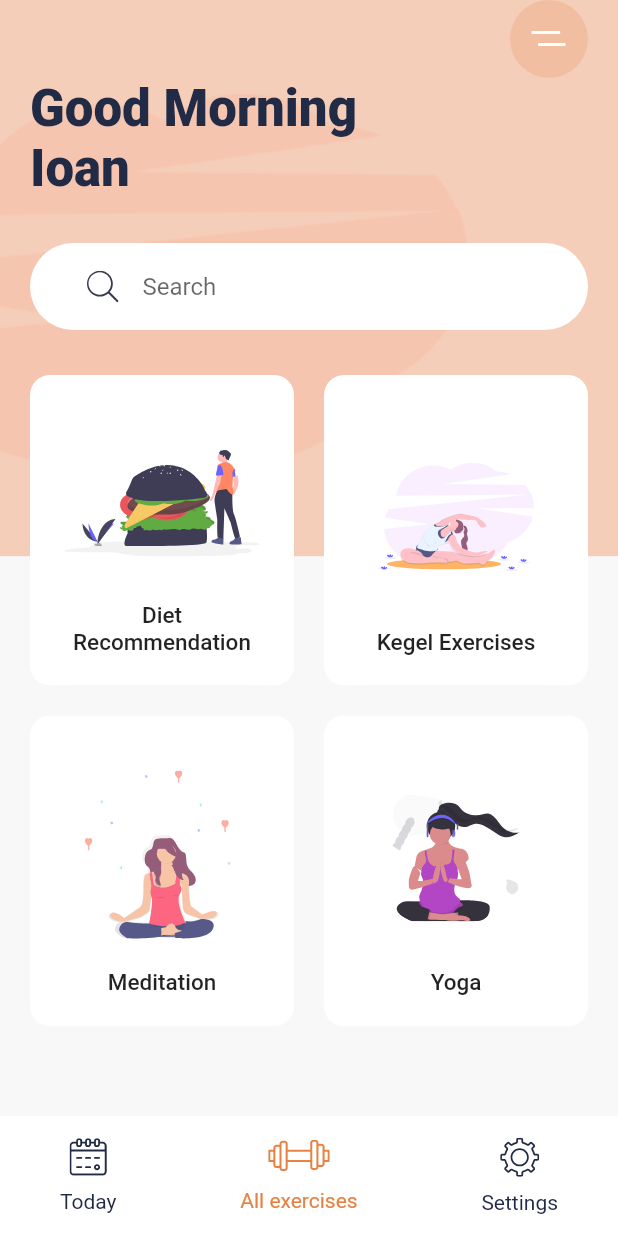
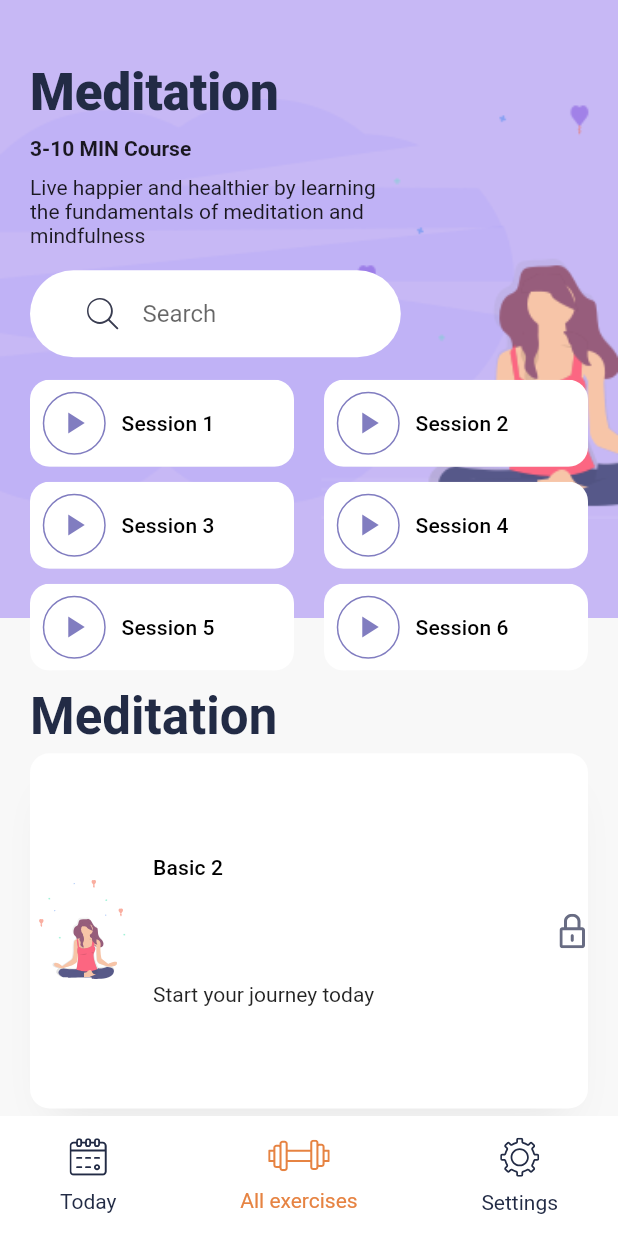
Before and after one commit to ioan-alexandru/meditation_app_ui, a Flutter app: the screen it shows after launch, after a tap on "Meditation", on a phone screen of 412 x 824 dp. Run offline on Flutter 3.47's test engine with Material 2 defaults, Android fonts, the phone set to English and light mode, and no system bars; our stand-ins replace flutter_svg.

Commit message:
added details page view

```diff
--- /dev/null
+++ b/lib/screens/details_page.dart
@@ -0,0 +1,142 @@
+import 'package:flutter/material.dart';
+import 'package:flutter_svg/flutter_svg.dart';
+import 'package:meditation_app_ui/util/constants.dart';
+import 'package:meditation_app_ui/widgets/bottom_nav_bar.dart';
+import 'package:meditation_app_ui/widgets/search_bar.dart';
+import 'package:meditation_app_ui/widgets/session_card.dart';
+
+class DetailsScreen extends StatelessWidget {
+  @override
+  Widget build(BuildContext context) {
+    return Scaffold(
+      bottomNavigationBar: BottomNavBar(),
+      body: Stack(
+        children: <Widget>[
+          Container(
+            height: MediaQuery.of(context).size.height * 0.5,
+            decoration: BoxDecoration(
+              color: kBlueLightColor,
+              image: DecorationImage(
+                  image: AssetImage('assets/images/meditation_bg.png'),
+                  fit: BoxFit.fitWidth),
+            ),
+          ),
+          SafeArea(
+            child: Padding(
+              padding: const EdgeInsets.symmetric(horizontal: 20),
+              child: Column(
+                crossAxisAlignment: CrossAxisAlignment.start,
+                children: <Widget>[
+                  SizedBox(
+                    height: MediaQuery.of(context).size.height * 0.05,
+                  ),
+                  Text(
+                    'Meditation',
+                    style: Theme.of(context)
+                        .textTheme
+                        .headline4
+                        .copyWith(fontWeight: FontWeight.w900),
+                  ),
+                  SizedBox(
+                    height: 10,
+                  ),
+                  Text(
+                    '3-10 MIN Course',
+                    style: TextStyle(fontWeight: FontWeight.bold),
+                  ),
+                  SizedBox(
+                    height: 10,
+                  ),
+                  SizedBox(
+                    width: MediaQuery.of(context).size.width * .6,
+                    child: Text(
+                        'Live happier and healthier by learning the fundamentals of meditation and mindfulness'),
+                  ),
+                  SizedBox(
+                    child: SearchBar(),
+                    width: MediaQuery.of(context).size.width * .6,
+                  ),
+                  Wrap(
+                    spacing: 20,
+                    runSpacing: 10,
+                    children: <Widget>[
+                      SessionCard(
+                        sessionNumber: 1,
+                        press: () {},
+                      ),
+                      SessionCard(
+                        sessionNumber: 2,
+                        press: () {},
+                      ),
+                      SessionCard(
+                        sessionNumber: 3,
+                        press: () {},
+                      ),
+                      SessionCard(
+                        sessionNumber: 4,
+                        press: () {},
+                      ),
+                      SessionCard(
+                        sessionNumber: 5,
+                        press: () {},
+                      ),
+                      SessionCard(
+                        sessionNumber: 6,
+                        press: () {},
+                      )
+                    ],
+                  ),
+                  SizedBox(
+                    height: 10,
+                  ),
+                  Text(
+                    'Meditation',
+                    style: Theme.of(context)
+                        .textTheme
+                        .headline4
+                        .copyWith(fontWeight: FontWeight.bold),
+                  ),
+                  Expanded(
+                    child: Container(
+                      margin: EdgeInsets.symmetric(vertical: 5),
+                      decoration: BoxDecoration(
+                          color: Colors.white,
+                          borderRadius: BorderRadius.circular(13),
+                          boxShadow: [
+                            BoxShadow(
+                                offset: Offset(0, 17),
+                                blurRadius: 23,
+                                spreadRadius: -13,
+                                color: kShadowColor)
+                          ]),
+                      child: Row(
+                        children: <Widget>[
+                          SvgPicture.asset('assets/icons/Meditation_women_small.svg'),
+                          SizedBox(width: 10,),
+                          Expanded(
+                            child: Column(
+                              mainAxisAlignment: MainAxisAlignment.spaceEvenly,
+                              crossAxisAlignment: CrossAxisAlignment.start,
+                              children: <Widget>[
+                                Text('Basic 2', style: Theme.of(context).textTheme.subtitle2,),
+                                Text('Start your journey today')
+                              ],
+                            ),
+                          ),
+                          Padding(
+                            padding: EdgeInsets.all(2),
+                            child: SvgPicture.asset('assets/icons/Lock.svg'),
+                          )
+                        ],
+                      ),
+                    ),
+                  )
+                ],
+              ),
+            ),
+          ),
+        ],
+      ),
+    );
+  }
+}
--- a/lib/screens/home.dart
+++ b/lib/screens/home.dart
@@ -1,7 +1,9 @@
 import 'package:flutter/material.dart';
 import 'package:flutter_svg/flutter_svg.dart';
+import 'package:meditation_app_ui/screens/details_page.dart';
 import 'package:meditation_app_ui/widgets/bottom_nav_bar.dart';
 import 'package:meditation_app_ui/widgets/card.dart';
+import 'package:meditation_app_ui/widgets/search_bar.dart';
 
 class HomeScreen extends StatelessWidget {
   @override
@@ -11,7 +13,7 @@ class HomeScreen extends StatelessWidget {
       body: Stack(
         children: [
           Container(
-            height: MediaQuery.of(context).size.height * 0.45,
+            height: MediaQuery.of(context).size.height * 0.5,
             decoration: BoxDecoration(
                 color: Color(0xFFF5CEB9),
                 image: DecorationImage(
@@ -43,19 +45,7 @@ class HomeScreen extends StatelessWidget {
                         .headline4
                         .copyWith(fontWeight: FontWeight.w900),
                   ),
-                  Container(
-                    margin: EdgeInsets.symmetric(vertical: 30),
-                    padding: EdgeInsets.symmetric(horizontal: 38, vertical: 5),
-                    decoration: BoxDecoration(
-                        color: Colors.white,
-                        borderRadius: BorderRadius.circular(29.5)),
-                    child: TextField(
-                      decoration: InputDecoration(
-                          hintText: 'Search',
-                          icon: SvgPicture.asset('assets/icons/search.svg'),
-                          border: InputBorder.none),
-                    ),
-                  ),
+                  SearchBar(),
                   Expanded(
                     child: GridView.count(
                       crossAxisCount: 2,
@@ -76,7 +66,11 @@ class HomeScreen extends StatelessWidget {
                         CategoryCard(
                           title: "Meditation",
                           svgSource: "assets/icons/Meditation.svg",
-                          press: () {},
+                          press: () {
+                            Navigator.push(context, MaterialPageRoute(builder: (context) {
+                              return DetailsScreen();
+                            }));
+                          },
                         ),
                         CategoryCard(
                           title: "Yoga",
--- /dev/null
+++ b/lib/widgets/search_bar.dart
@@ -0,0 +1,26 @@
+
+import 'package:flutter/material.dart';
+import 'package:flutter_svg/flutter_svg.dart';
+
+class SearchBar extends StatelessWidget {
+  const SearchBar({
+    Key key,
+  }) : super(key: key);
+
+  @override
+  Widget build(BuildContext context) {
+    return Container(
+      margin: EdgeInsets.symmetric(vertical: 15),
+      padding: EdgeInsets.symmetric(horizontal: 38, vertical: 5),
+      decoration: BoxDecoration(
+          color: Colors.white,
+          borderRadius: BorderRadius.circular(29.5)),
+      child: TextField(
+        decoration: InputDecoration(
+            hintText: 'Search',
+            icon: SvgPicture.asset('assets/icons/search.svg'),
+            border: InputBorder.none),
+      ),
+    );
+  }
+}
--- /dev/null
+++ b/lib/widgets/session_card.dart
@@ -0,0 +1,63 @@
+import 'package:flutter/material.dart';
+import 'package:meditation_app_ui/util/constants.dart';
+class SessionCard extends StatelessWidget {
+  final int sessionNumber;
+  final bool isWatched;
+  final Function press;
+
+  const SessionCard({
+    Key key,
+    this.sessionNumber,
+    this.isWatched = false,
+    this.press,
+  }) : super(key: key);
+
+  @override
+  Widget build(BuildContext context) {
+    return LayoutBuilder(builder: (context, constraint) {
+      return ClipRRect(
+        borderRadius: BorderRadius.circular(13),
+        child: Container(
+          width: constraint.maxWidth / 2 - 10,
+          decoration: BoxDecoration(color: Colors.white, boxShadow: [
+            BoxShadow(
+                offset: Offset(0, 17),
+                blurRadius: 23,
+                spreadRadius: -13,
+                color: kShadowColor)
+          ]),
+          child: Material(
+            color: Colors.transparent,
+            child: InkWell(
+              onTap: press,
+              child: Padding(
+                padding: EdgeInsets.all(8),
+                child: Row(
+                  children: <Widget>[
+                    Container(
+                      height: 42,
+                      width: 43,
+                      decoration: BoxDecoration(
+                          color: isWatched ? kBlueColor : Colors.white,
+                          shape: BoxShape.circle,
+                          border: Border.all(color: kBlueColor)),
+                      child: Icon(
+                        Icons.play_arrow,
+                        color: isWatched ? Colors.white : kBlueColor,
+                      ),
+                    ),
+                    SizedBox(
+                      width: 10,
+                    ),
+                    Text('Session $sessionNumber',
+                        style: Theme.of(context).textTheme.subtitle2),
+                  ],
+                ),
+              ),
+            ),
+          ),
+        ),
+      );
+    });
+  }
+}
```
